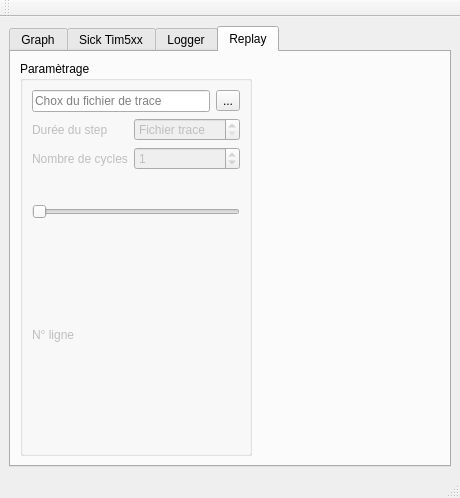
Old version of the form PluginModules/Lidar/ihm_Lidar.ui in the repository CRLG/LABOTBOX.
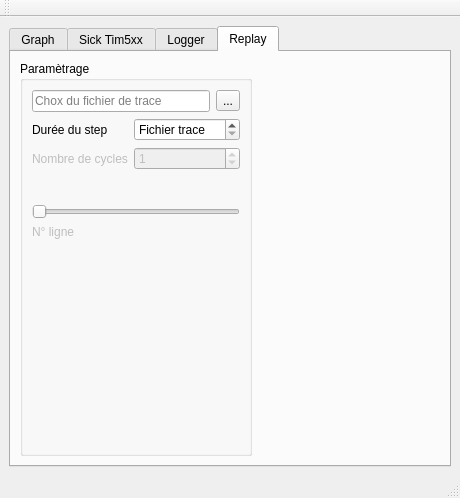
New version of the form. The open tabs and pages were chosen to show the change. Icons and pictures are not drawn. Custom widgets are drawn as their Qt base class.

Commit message:
#79 [Lidar] Amelioration du module de rejeu Replay
- Retour sur le numero de step joue
- Possibilite de changer la duree entre 2 step (forcee a une valeur ou automatique a partir du timestamp du fichier d'entree)

What changed in the file:
```diff
--- a/PluginModules/Lidar/ihm_Lidar.ui
+++ b/PluginModules/Lidar/ihm_Lidar.ui
@@ -509,7 +509,7 @@
            <item row="1" column="0" colspan="2">
             <widget class="QLabel" name="dureeStepTrace_label">
              <property name="enabled">
-              <bool>false</bool>
+              <bool>true</bool>
              </property>
              <property name="text">
               <string>Durée du step</string>
@@ -519,7 +519,7 @@
            <item row="1" column="2" colspan="4">
             <widget class="QSpinBox" name="dureeStepTrace">
              <property name="enabled">
-              <bool>false</bool>
+              <bool>true</bool>
              </property>
              <property name="toolTip">
               <string>Vitesse de l'animation. Valeur spéciale &quot;-1&quot; pour indiquer que la durée du step est prise du fichier de trace</string>
@@ -716,6 +716,19 @@
              </property>
             </widget>
            </item>
+           <item row="6" column="0">
+            <spacer name="verticalSpacer_3">
+             <property name="orientation">
+              <enum>Qt::Vertical</enum>
+             </property>
+             <property name="sizeHint" stdset="0">
+              <size>
+               <width>20</width>
+               <height>40</height>
+              </size>
+             </property>
+            </spacer>
+           </item>
           </layout>
          </widget>
         </item>
```
Left out of the diff: 15 changed lines with no effect on the pictures. The commit also changes 4 other files.
